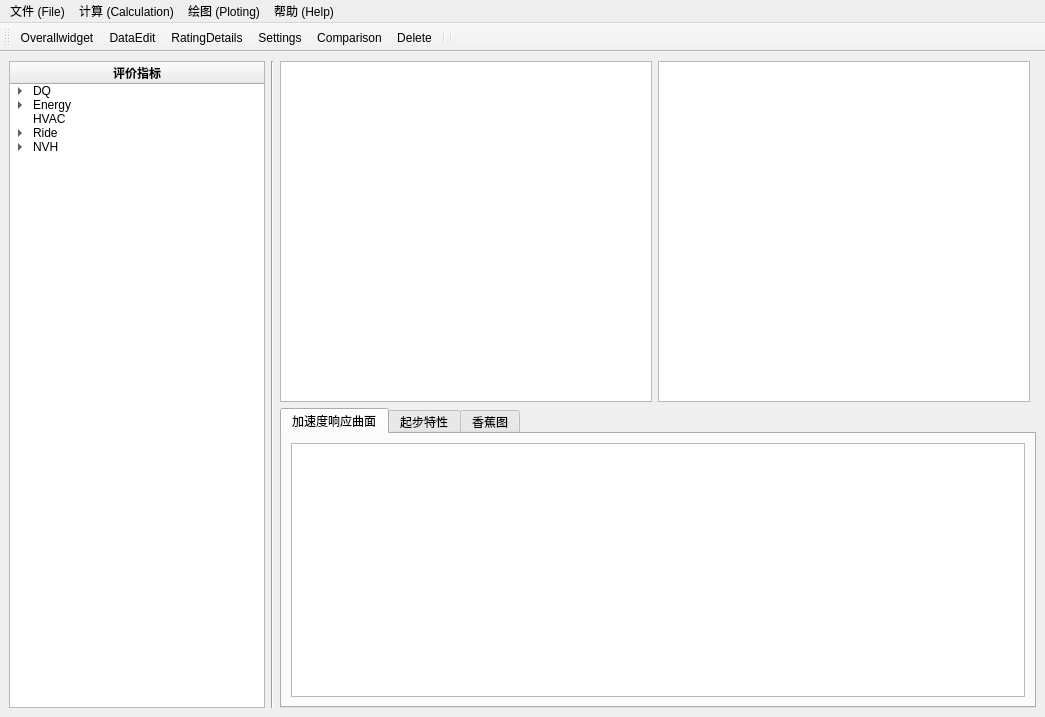
Old version of the form Ui_VI_Accessment_System.ui in the repository huisede/untitled.
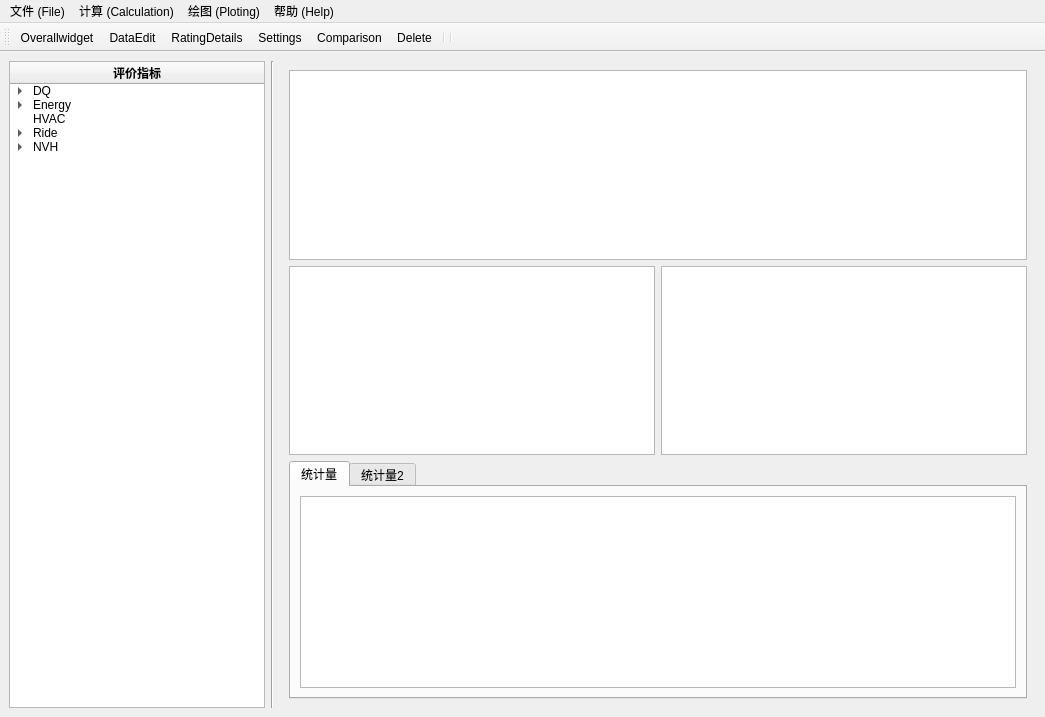
New version of the form. Icons and pictures are not drawn.

Patch:
```diff
--- a/Ui_VI_Accessment_System.ui
+++ b/Ui_VI_Accessment_System.ui
@@ -596,7 +596,7 @@
         <item row="0" column="2">
          <widget class="QStackedWidget" name="stackedWidget_2">
           <property name="currentIndex">
-           <number>0</number>
+           <number>1</number>
           </property>
           <widget class="QWidget" name="page_5">
            <layout class="QGridLayout" name="gridLayout_9">
@@ -682,7 +682,53 @@
             </item>
            </layout>
           </widget>
-          <widget class="QWidget" name="page_6"/>
+          <widget class="QWidget" name="Page_SpeedBump">
+           <layout class="QGridLayout" name="gridLayout_19">
+            <item row="2" column="0" colspan="2">
+             <widget class="QTabWidget" name="tabWidget_2">
+              <property name="sizePolicy">
+               <sizepolicy hsizetype="Expanding" vsizetype="Expanding">
+                <horstretch>0</horstretch>
+                <verstretch>0</verstretch>
+               </sizepolicy>
+              </property>
+              <property name="maximumSize">
+               <size>
+                <width>16777215</width>
+                <height>300</height>
+               </size>
+              </property>
+              <property name="currentIndex">
+               <number>0</number>
+              </property>
+              <widget class="QWidget" name="tab_4">
+               <attribute name="title">
+                <string>统计量</string>
+               </attribute>
+               <layout class="QGridLayout" name="gridLayout_20">
+                <item row="0" column="0">
+                 <widget class="QTableView" name="tableView_SB_result"/>
+                </item>
+               </layout>
+              </widget>
+              <widget class="QWidget" name="tab_5">
+               <attribute name="title">
+                <string>统计量2</string>
+               </attribute>
+              </widget>
+             </widget>
+            </item>
+            <item row="1" column="1">
+             <widget class="QGraphicsView" name="graphicsView_7"/>
+            </item>
+            <item row="1" column="0">
+             <widget class="QGraphicsView" name="graphicsView_6"/>
+            </item>
+            <item row="0" column="0" colspan="2">
+             <widget class="QGraphicsView" name="graphicsView_SB_data"/>
+            </item>
+           </layout>
+          </widget>
          </widget>
         </item>
        </layout>
```
Left out of the diff: 4 changed lines with no effect on the pictures.
